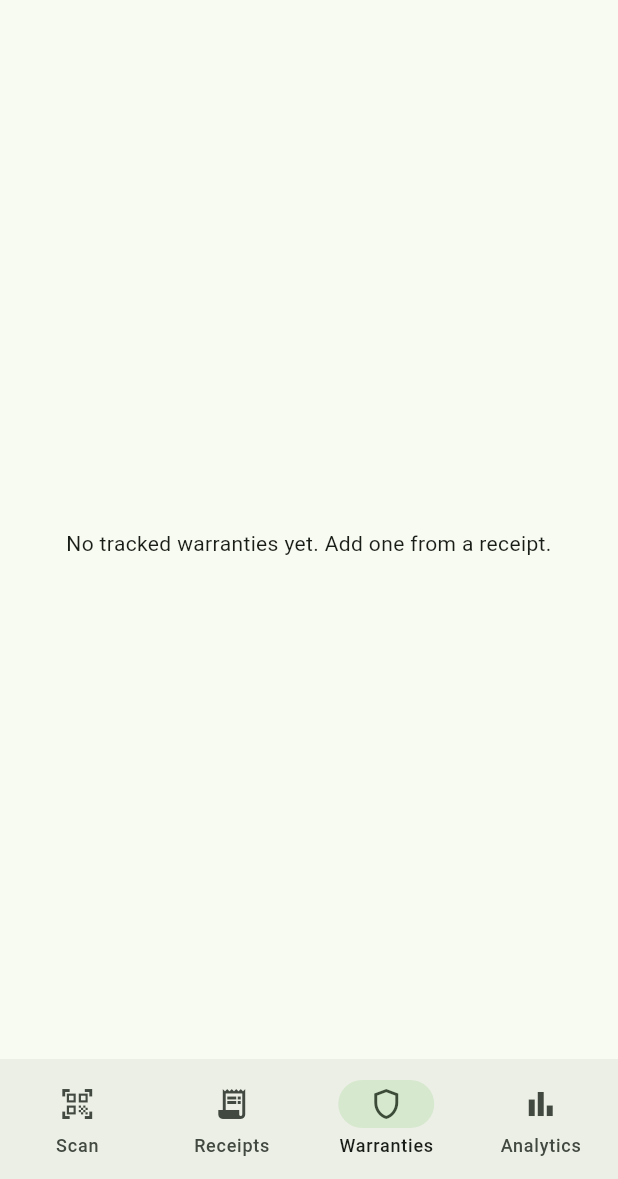
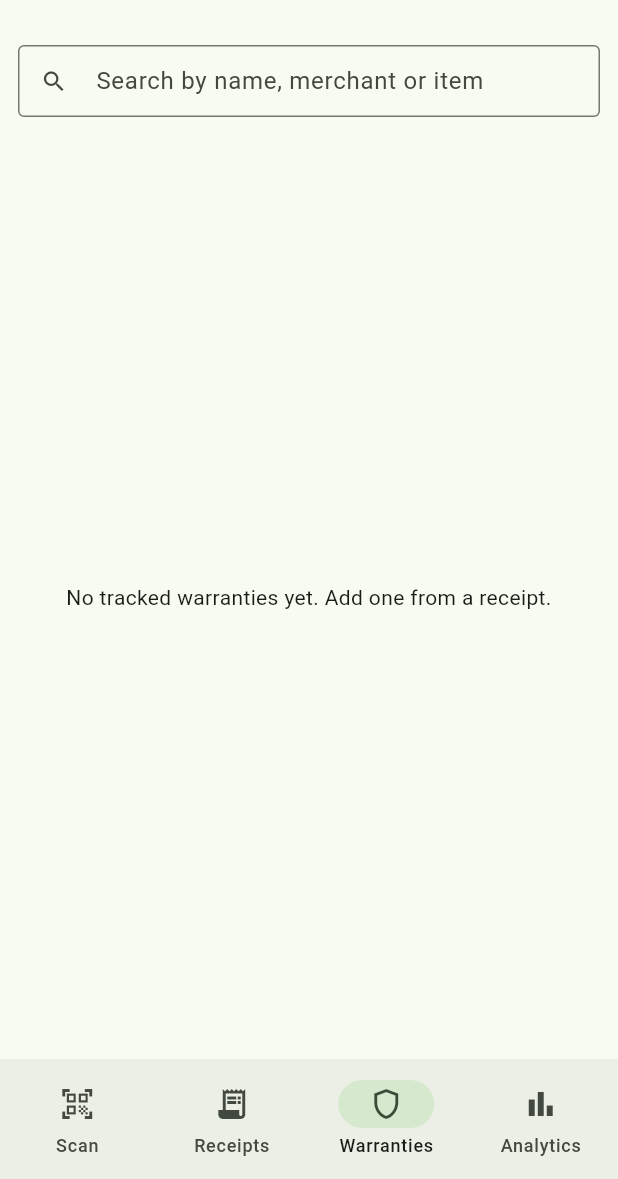
Before and after one commit to antiv/troskovnik, a Flutter app: the screen it shows after launch, item 3 of the bottom bar chosen, on a phone screen of 412 x 824 dp, the part 57-1236 px from its top. Run offline on Flutter 3.47's test engine with Material 3 defaults, Android fonts, the phone set to English and light mode, and no system bars; our stand-ins replace dio, drift, fl_chart, flutter_local_notifications, flutter_riverpod, flutter_secure_storage and 3 more; missing offline and left inert: mobile_scanner, sqlcipher_flutter_libs, sqlite3, workmanager; accounts and stored records are empty; generated files the repository leaves out were written again; statements that could not run were skipped.

Commit message:
feat: add search functionality to warranty list and link warranties to receipts

```diff
--- a/lib/core/l10n/arb/app_en.arb
+++ b/lib/core/l10n/arb/app_en.arb
@@ -67,6 +67,8 @@
   "navWarranties": "Warranties",
   "warrantiesTitle": "Warranties",
   "warrantiesEmpty": "No tracked warranties yet. Add one from a receipt.",
+  "warrantiesSearchHint": "Search by name, merchant or item",
+  "searchNoResults": "No results.",
   "warrantyAdd": "Add warranty",
   "warrantyAddForReceipt": "Warranty for whole receipt",
   "warrantyAddForItem": "Warranty for item",
@@ -78,6 +80,7 @@
   "warrantyPickFromGallery": "From gallery",
   "warrantyProofAttached": "Photo attached",
   "warrantySave": "Save warranty",
+  "warrantyOpenReceipt": "Open receipt",
   "warrantyDelete": "Delete warranty",
   "warrantyDeleteConfirm": "Delete this warranty and its reminders?",
   "warrantyExpiresOn": "Expires {date}",
--- a/lib/core/l10n/arb/app_sr.arb
+++ b/lib/core/l10n/arb/app_sr.arb
@@ -68,6 +68,8 @@
   "navWarranties": "Garancije",
   "warrantiesTitle": "Garancije",
   "warrantiesEmpty": "Još nema praćenih garancija. Dodaj garanciju sa računa.",
+  "warrantiesSearchHint": "Pretraži po nazivu, prodavcu ili artiklu",
+  "searchNoResults": "Nema rezultata.",
   "warrantyAdd": "Dodaj garanciju",
   "warrantyAddForReceipt": "Garancija za ceo račun",
   "warrantyAddForItem": "Garancija za artikal",
@@ -79,6 +81,7 @@
   "warrantyPickFromGallery": "Iz galerije",
   "warrantyProofAttached": "Fotografija priložena",
   "warrantySave": "Sačuvaj garanciju",
+  "warrantyOpenReceipt": "Prikaži račun",
   "warrantyDelete": "Obriši garanciju",
   "warrantyDeleteConfirm": "Obrisati ovu garanciju i njene podsetnike?",
   "warrantyExpiresOn": "Ističe {date}",
--- a/lib/core/l10n/arb/app_sr_Cyrl.arb
+++ b/lib/core/l10n/arb/app_sr_Cyrl.arb
@@ -67,6 +67,8 @@
   "navWarranties": "Гаранције",
   "warrantiesTitle": "Гаранције",
   "warrantiesEmpty": "Још нема праћених гаранција. Додај гаранцију са рачуна.",
+  "warrantiesSearchHint": "Претражи по називу, продавцу или артиклу",
+  "searchNoResults": "Нема резултата.",
   "warrantyAdd": "Додај гаранцију",
   "warrantyAddForReceipt": "Гаранција за цео рачун",
   "warrantyAddForItem": "Гаранција за артикал",
@@ -78,6 +80,7 @@
   "warrantyPickFromGallery": "Из галерије",
   "warrantyProofAttached": "Фотографија приложена",
   "warrantySave": "Сачувај гаранцију",
+  "warrantyOpenReceipt": "Прикажи рачун",
   "warrantyDelete": "Обриши гаранцију",
   "warrantyDeleteConfirm": "Обрисати ову гаранцију и њене подсетнике?",
   "warrantyExpiresOn": "Истиче {date}",
--- a/lib/core/l10n/gen/app_localizations.dart
+++ b/lib/core/l10n/gen/app_localizations.dart
@@ -429,6 +429,18 @@ abstract class AppLocalizations {
   /// **'Još nema praćenih garancija. Dodaj garanciju sa računa.'**
   String get warrantiesEmpty;
 
+  /// No description provided for @warrantiesSearchHint.
+  ///
+  /// In sr, this message translates to:
+  /// **'Pretraži po nazivu, prodavcu ili artiklu'**
+  String get warrantiesSearchHint;
+
+  /// No description provided for @searchNoResults.
+  ///
+  /// In sr, this message translates to:
+  /// **'Nema rezultata.'**
+  String get searchNoResults;
+
   /// No description provided for @warrantyAdd.
   ///
   /// In sr, this message translates to:
@@ -494,6 +506,12 @@ abstract class AppLocalizations {
   /// In sr, this message translates to:
   /// **'Sačuvaj garanciju'**
   String get warrantySave;
+
+  /// No description provided for @warrantyOpenReceipt.
+  ///
+  /// In sr, this message translates to:
+  /// **'Prikaži račun'**
+  String get warrantyOpenReceipt;
 
   /// No description provided for @warrantyDelete.
   ///
--- /dev/null
+++ b/lib/core/widgets/clearable_search_field.dart
@@ -0,0 +1,58 @@
+import 'package:flutter/material.dart';
+
+/// Polje za pretragu sa „x" dugmetom koje briše uneti pojam (bez tastature).
+/// Drži sopstveni [TextEditingController]; suffix se prikazuje samo kad ima
+/// teksta. Pri brisanju poziva [onChanged] sa praznim stringom.
+class ClearableSearchField extends StatefulWidget {
+  const ClearableSearchField({
+    super.key,
+    required this.hintText,
+    required this.onChanged,
+    this.initialText,
+  });
+
+  final String hintText;
+  final ValueChanged<String> onChanged;
+  final String? initialText;
+
+  @override
+  State<ClearableSearchField> createState() => _ClearableSearchFieldState();
+}
+
+class _ClearableSearchFieldState extends State<ClearableSearchField> {
+  late final TextEditingController _controller =
+      TextEditingController(text: widget.initialText ?? '');
+
+  @override
+  void dispose() {
+    _controller.dispose();
+    super.dispose();
+  }
+
+  @override
+  Widget build(BuildContext context) {
+    return TextField(
+      controller: _controller,
+      decoration: InputDecoration(
+        prefixIcon: const Icon(Icons.search),
+        suffixIcon: ValueListenableBuilder<TextEditingValue>(
+          valueListenable: _controller,
+          builder: (context, value, _) => value.text.isEmpty
+              ? const SizedBox.shrink()
+              : IconButton(
+                  icon: const Icon(Icons.clear),
+                  tooltip: MaterialLocalizations.of(context).deleteButtonTooltip,
+                  onPressed: () {
+                    _controller.clear();
+                    widget.onChanged('');
+                  },
+                ),
+        ),
+        hintText: widget.hintText,
+        isDense: true,
+        border: const OutlineInputBorder(),
+      ),
+      onChanged: widget.onChanged,
+    );
+  }
+}
--- a/lib/features/warranties/data/warranty_providers.dart
+++ b/lib/features/warranties/data/warranty_providers.dart
@@ -24,3 +24,31 @@ final warrantyListProvider =
   final repo = await ref.watch(warrantyRepositoryProvider.future);
   yield* repo.watchAll();
 });
+
+/// Pojam pretrage garancija (po nazivu, prodavcu ili artiklu).
+class WarrantySearchNotifier extends Notifier<String> {
+  @override
+  String build() => '';
+
+  void set(String search) => state = search;
+}
+
+final warrantySearchProvider =
+    NotifierProvider<WarrantySearchNotifier, String>(WarrantySearchNotifier.new);
+
+/// Lista garancija filtrirana po [warrantySearchProvider]. Filtrira se u Dart-u
+/// nad već učitanom listom (mali broj garancija po korisniku).
+final filteredWarrantyListProvider =
+    Provider<AsyncValue<List<WarrantyView>>>((ref) {
+  final listAsync = ref.watch(warrantyListProvider);
+  final term = ref.watch(warrantySearchProvider).trim().toLowerCase();
+  return listAsync.whenData((items) {
+    if (term.isEmpty) return items;
+    return items
+        .where((v) =>
+            v.warranty.title.toLowerCase().contains(term) ||
+            v.merchantName.toLowerCase().contains(term) ||
+            (v.lineItemName?.toLowerCase().contains(term) ?? false))
+        .toList();
+  });
+});
--- a/lib/features/warranties/presentation/warranty_list_screen.dart
+++ b/lib/features/warranties/presentation/warranty_list_screen.dart
@@ -5,7 +5,9 @@ import 'package:flutter_riverpod/flutter_riverpod.dart';
 import 'package:intl/intl.dart';
 
 import '../../../core/l10n/gen/app_localizations.dart';
+import '../../../core/widgets/clearable_search_field.dart';
 import '../../../core/widgets/image_viewer_screen.dart';
+import '../../receipts/presentation/receipt_detail_screen.dart';
 import '../data/warranty_providers.dart';
 import '../data/warranty_repository.dart';
 import '../domain/warranty_status.dart';
@@ -19,9 +21,22 @@ class WarrantyListScreen extends ConsumerWidget {
   @override
   Widget build(BuildContext context, WidgetRef ref) {
     final l10n = AppLocalizations.of(context);
-    final listAsync = ref.watch(warrantyListProvider);
+    final listAsync = ref.watch(filteredWarrantyListProvider);
+    final search = ref.watch(warrantySearchProvider);
 
-    return listAsync.when(
+    return Column(
+      children: [
+        Padding(
+          padding: const EdgeInsets.all(12),
+          child: ClearableSearchField(
+            hintText: l10n.warrantiesSearchHint,
+            initialText: search,
+            onChanged: (v) =>
+                ref.read(warrantySearchProvider.notifier).set(v),
+          ),
+        ),
+        Expanded(
+          child: listAsync.when(
             loading: () => const Center(child: CircularProgressIndicator()),
             error: (e, _) => Center(child: Text('${l10n.errGeneric}\n$e')),
             data: (items) {
@@ -29,17 +44,24 @@ class WarrantyListScreen extends ConsumerWidget {
                 return Center(
                   child: Padding(
                     padding: const EdgeInsets.all(24),
-              child: Text(l10n.warrantiesEmpty, textAlign: TextAlign.center),
+                    child: Text(
+                      search.trim().isEmpty
+                          ? l10n.warrantiesEmpty
+                          : l10n.searchNoResults,
+                      textAlign: TextAlign.center,
+                    ),
                   ),
                 );
               }
               return ListView.separated(
                 itemCount: items.length,
                 separatorBuilder: (_, _) => const Divider(height: 1),
-          itemBuilder: (context, i) =>
-              _WarrantyTile(view: items[i]),
+                itemBuilder: (context, i) => _WarrantyTile(view: items[i]),
               );
             },
+          ),
+        ),
+      ],
     );
   }
 }
@@ -51,6 +73,7 @@ class _WarrantyTile extends ConsumerWidget {
   @override
   Widget build(BuildContext context, WidgetRef ref) {
     final l10n = AppLocalizations.of(context);
+    final scheme = Theme.of(context).colorScheme;
     final df = DateFormat.yMMMd('sr');
     final status = view.status();
     final w = view.warranty;
@@ -81,7 +104,36 @@ class _WarrantyTile extends ConsumerWidget {
         ],
       ),
       isThreeLine: status != WarrantyStatus.expired,
-      trailing: WarrantyStatusBadge(status: status),
+      trailing: Column(
+        mainAxisSize: MainAxisSize.min,
+        crossAxisAlignment: CrossAxisAlignment.end,
+        children: [
+          WarrantyStatusBadge(status: status),
+          const SizedBox(height: 2),
+          // Ulaz za prikaz povezanog računa — samo ikona, vizuelno usklađen
+          // sa bedžom statusa iznad.
+          Tooltip(
+            message: l10n.warrantyOpenReceipt,
+            child: InkWell(
+              onTap: () => Navigator.of(context).push(
+                MaterialPageRoute<void>(
+                  builder: (_) => ReceiptDetailScreen(receiptId: w.receiptId),
+                ),
+              ),
+              borderRadius: BorderRadius.circular(8),
+              child: Container(
+                padding: const EdgeInsets.all(5),
+                decoration: BoxDecoration(
+                  color: scheme.surfaceContainerHighest,
+                  borderRadius: BorderRadius.circular(8),
+                ),
+                child: Icon(Icons.receipt_long_outlined,
+                    size: 16, color: scheme.onSurfaceVariant),
+              ),
+            ),
+          ),
+        ],
+      ),
       // Tap → izmena u istoj formi kao unos (#4).
       onTap: () => AddWarrantySheet.show(
         context,
```
Also changed, not shown: lib/core/l10n/gen/app_localizations_en.dart (+9 -0 lines), lib/core/l10n/gen/app_localizations_sr.dart (+18 -0 lines), lib/features/receipts/presentation/receipt_list_screen.dart (+4 -7 lines), lib/features/warranties/presentation/widgets/warranty_status_badge.dart (+7 -11 lines). Lines whose indentation alone changed are shown as unchanged.
